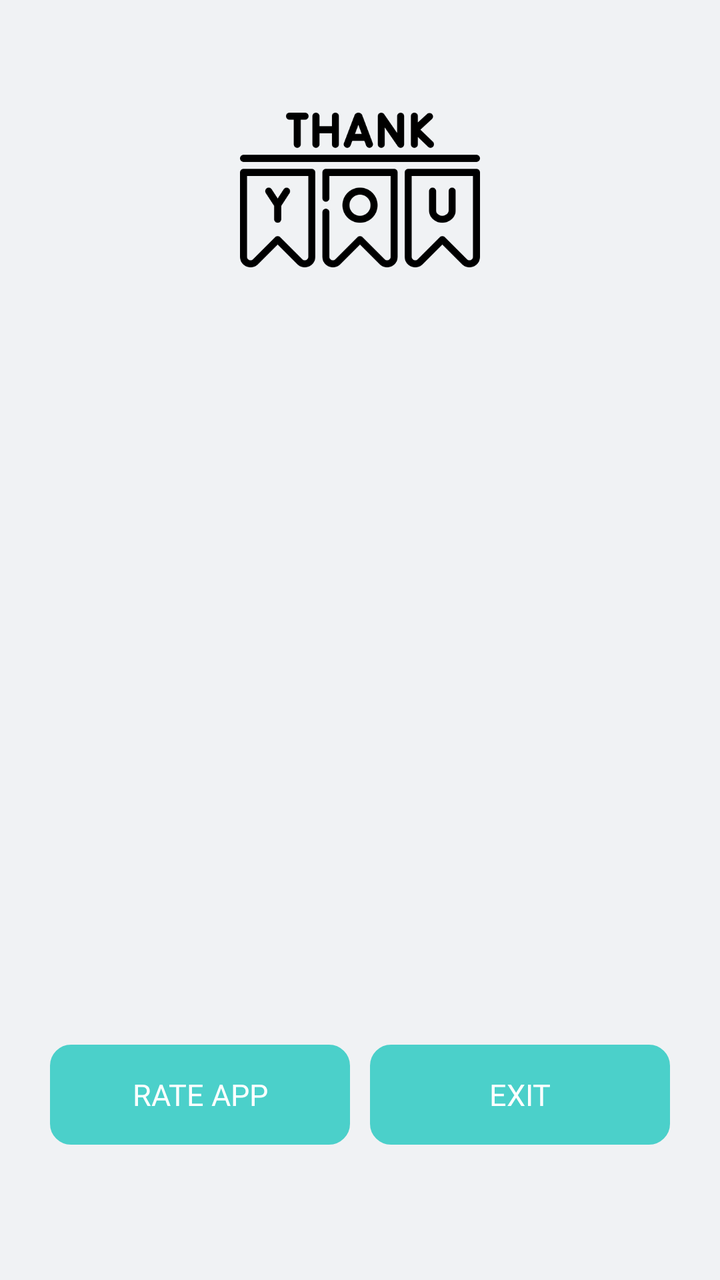
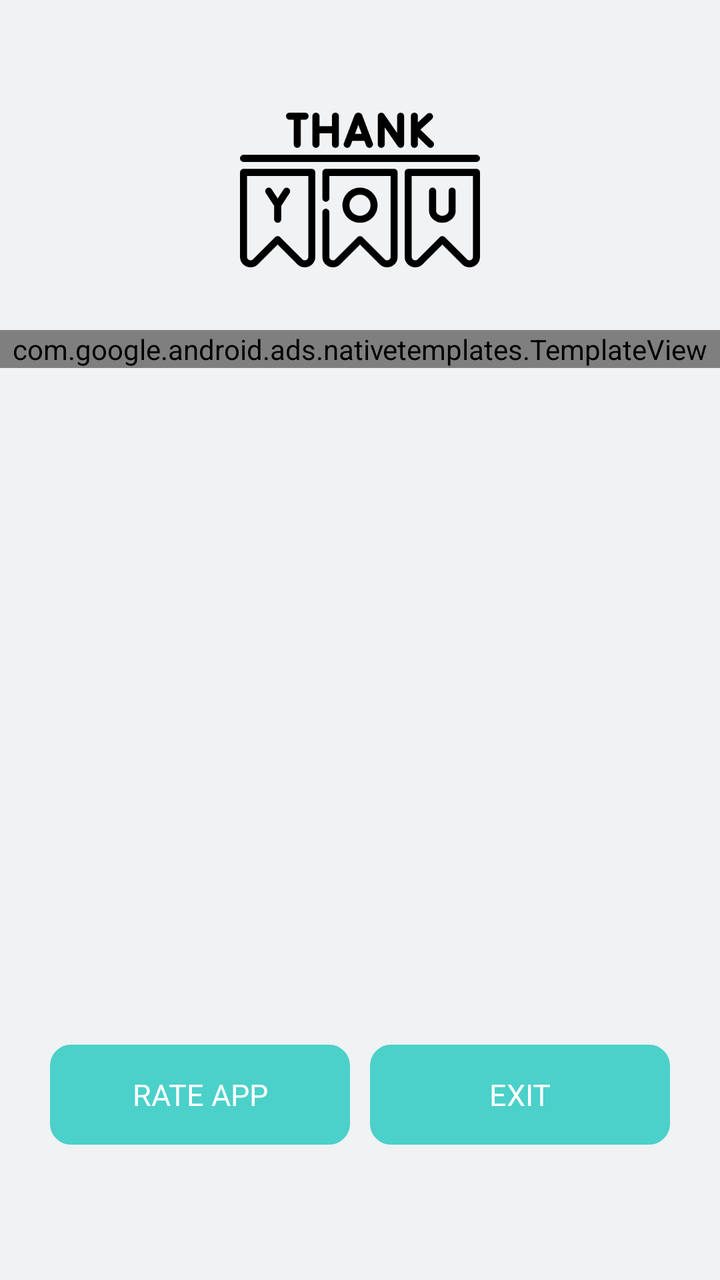

Before-and-after screenshots of an Android layout around one commit, followed by the original layout XML and the change that was made.
<!-- AndroidManifest.xml: application theme TimeWarpScanner -->
<!-- res/layout/activity_thankyou_app.xml -->
<?xml version="1.0" encoding="utf-8"?>

<RelativeLayout xmlns:android="http://schemas.android.com/apk/res/android"
    xmlns:app="http://schemas.android.com/apk/res-auto"
    xmlns:tools="http://schemas.android.com/tools"
    android:layout_width="match_parent"
    android:layout_height="match_parent"
    android:background="@color/colorlight" >

    <RelativeLayout
        android:id="@+id/top"
        android:visibility="gone"
        android:background="@drawable/mainbox"
        android:layout_alignParentTop="true"
        android:layout_width="match_parent"
        android:layout_height="55dp">

        <RelativeLayout
            android:layout_width="match_parent"
            android:layout_height="match_parent"
            android:gravity="center">

            <TextView
                android:layout_width="match_parent"
                android:layout_height="match_parent"
                android:fontFamily="@font/regular"
                android:gravity="center"
                android:singleLine="true"
                android:textStyle="bold"
                android:text="Thank You"
                android:textColor="@color/white"
                android:textSize="18sp" />

        </RelativeLayout>

    </RelativeLayout>

    <RelativeLayout
        android:layout_above="@+id/btm1"
        android:layout_below="@+id/top"
        android:layout_width="match_parent"
        android:layout_height="match_parent">

        <RelativeLayout
            android:layout_width="match_parent"
            android:layout_height="match_parent">

            <androidx.core.widget.NestedScrollView
                android:layout_width="match_parent"
                android:layout_height="match_parent"
                android:layout_above="@+id/thankbottom">

                <LinearLayout
                    android:layout_width="match_parent"
                    android:layout_height="match_parent"
                    android:gravity="center"
                    android:orientation="vertical">

                    <LinearLayout
                        android:layout_width="match_parent"
                        android:layout_height="wrap_content"
                        android:layout_marginTop="5dp"
                        android:orientation="vertical">



                    </LinearLayout>

                    <LinearLayout
                        android:layout_width="match_parent"
                        android:layout_height="30dp"/>

                    <ImageView
                        android:src="@drawable/iithankyou"
                        android:layout_width="120dp"
                        android:layout_height="120dp"/>

                </LinearLayout>

            </androidx.core.widget.NestedScrollView>

            <LinearLayout
                android:id="@+id/thankbottom"
                android:layout_alignParentBottom="true"
                android:layout_marginLeft="20dp"
                android:layout_marginRight="20dp"
                android:gravity="center"
                android:orientation="horizontal"
                android:layout_width="match_parent"
                android:layout_height="85dp"
                android:weightSum="2">

                <LinearLayout
                    android:gravity="center"
                    android:layout_weight="1"
                    android:orientation="vertical"
                    android:layout_width="match_parent"
                    android:layout_height="match_parent">

                    <RelativeLayout
                        android:id="@+id/rate"
                        android:gravity="center"
                        android:background="@drawable/ratebox"
                        android:layout_width="150dp"
                        android:layout_height="50dp">

                        <TextView
                            android:layout_width="match_parent"
                            android:layout_height="match_parent"
                            android:fontFamily="@font/regular"
                            android:gravity="center"
                            android:text="RATE APP"
                            android:textColor="@color/white"
                            android:textSize="15dp" />

                    </RelativeLayout>


                </LinearLayout>

                <LinearLayout
                    android:gravity="center"
                    android:layout_weight="1"
                    android:orientation="vertical"
                    android:layout_width="match_parent"
                    android:layout_height="match_parent">

                    <RelativeLayout
                        android:id="@+id/exitapp"
                        android:background="@drawable/ratebox"
                        android:layout_width="150dp"
                        android:layout_height="50dp"
                        android:gravity="center">

                        <TextView
                            android:textSize="15dp"
                            android:textColor="@color/white"
                            android:fontFamily="@font/regular"
                            android:gravity="center"
                            android:text="EXIT"
                            android:layout_width="match_parent"
                            android:layout_height="match_parent"/>

                    </RelativeLayout>

                </LinearLayout>

            </LinearLayout>

        </RelativeLayout>

    </RelativeLayout>

    <RelativeLayout
        android:id="@+id/btm1"
        android:layout_width="match_parent"
        android:layout_height="50dp"
        android:gravity="center"
        android:layout_alignParentBottom="true">


    </RelativeLayout>

</RelativeLayout>
<!-- resources referenced by this layout -->
<resources>
  <color name="colorlight">#f0f2f4</color>
  <color name="white">#FFFFFF</color>
  <!-- drawable iithankyou: png bitmap (drawable, 13505 bytes) -->
  <!-- drawable mainbox (drawable) -->
  <?xml version="1.0" encoding="utf-8"?>
  
  <shape xmlns:android="http://schemas.android.com/apk/res/android"
      xmlns:aapt="http://schemas.android.com/aapt"
      xmlns:app="http://schemas.android.com/apk/res-auto"
      xmlns:dist="http://schemas.android.com/apk/distribution"
      android:shape="rectangle">
      <corners
          android:bottomRightRadius="20dp"
          android:bottomLeftRadius="20dp" />
      <gradient
          android:centerColor="@color/primarymain"
          android:endColor="@color/primarymain"
          android:startColor="@color/primarymain" />
  </shape>
  <!-- drawable ratebox (drawable) -->
  <?xml version="1.0" encoding="utf-8"?>
  
  <shape xmlns:android="http://schemas.android.com/apk/res/android"
      android:shape="rectangle">
      <corners android:radius="10dp" />
      <gradient
          android:angle="45"
          android:centerColor="@color/primarymain"
          android:centerX="35%"
          android:endColor="@color/primarymain"
          android:startColor="@color/primarymain"
          android:type="linear" />
      <padding
          android:bottom="0dp"
          android:left="0dp"
          android:right="0dp"
          android:top="0dp" />
      <stroke
          android:width="1dp"
          android:color="@color/primarymain" />
  </shape>
  <style name="TimeWarpScanner" parent="Theme.AppCompat.Light.NoActionBar">
          <item name="android:windowDrawsSystemBarBackgrounds">true</item>
          <item name="android:statusBarColor">?attr/colorPrimaryVariant</item>
          <item name="colorOnPrimary">@color/white</item>
          <item name="colorOnSecondary">@color/black</item>
          <item name="colorPrimary">@color/white</item>
          <item name="colorPrimaryVariant">@color/white</item>
          <item name="colorSecondary">@color/teal_200</item>
          <item name="colorSecondaryVariant">@color/teal_700</item>
      </style>
  <color name="primarymain">#4BD0CA</color>
  <color name="black">#000000</color>
  <color name="teal_200">#ff03dac5</color>
  <color name="teal_700">#ff018786</color>
</resources>

<!-- the commit's change to res/layout/activity_thankyou_app.xml (unified diff, before → after) -->
@@ -45,6 +45,7 @@
             android:layout_width="match_parent"
             android:layout_height="match_parent">
 
+
             <androidx.core.widget.NestedScrollView
                 android:layout_width="match_parent"
                 android:layout_height="match_parent"
@@ -56,13 +57,13 @@
                     android:gravity="center"
                     android:orientation="vertical">
 
+
+
                     <LinearLayout
                         android:layout_width="match_parent"
                         android:layout_height="wrap_content"
                         android:layout_marginTop="5dp"
                         android:orientation="vertical">
-
-
 
                     </LinearLayout>
 
@@ -74,6 +75,14 @@
                         android:src="@drawable/iithankyou"
                         android:layout_width="120dp"
                         android:layout_height="120dp"/>
+
+                    <com.google.android.ads.nativetemplates.TemplateView
+                        android:id="@+id/my_template"
+                        app:gnt_template_type="@layout/gnt_medium_template_view_new"
+                        android:layout_width="match_parent"
+                        android:layout_height="wrap_content"
+                        android:layout_marginTop="@dimen/_10sdp"
+                        android:layout_alignParentBottom="true"/>
 
                 </LinearLayout>
 
<!-- resource entries referenced after the edit -->
@@ -2,6 +2,7 @@
 <resources>
   <color name="colorlight">#f0f2f4</color>
   <color name="white">#FFFFFF</color>
+  <dimen name="_10sdp">10dp</dimen>
   <!-- drawable iithankyou: png bitmap (drawable, 13505 bytes) -->
   <!-- drawable mainbox (drawable) -->
   <?xml version="1.0" encoding="utf-8"?>
@@ -43,8 +44,8 @@
   </shape>
   <style name="TimeWarpScanner" parent="Theme.AppCompat.Light.NoActionBar">
           <item name="android:windowDrawsSystemBarBackgrounds">true</item>
-          <item name="android:statusBarColor">?attr/colorPrimaryVariant</item>
-          <item name="colorOnPrimary">@color/white</item>
+          <item name="android:statusBarColor">@color/teal_700</item>
+          <item name="colorOnPrimary">@color/teal_700</item>
           <item name="colorOnSecondary">@color/black</item>
           <item name="colorPrimary">@color/white</item>
           <item name="colorPrimaryVariant">@color/white</item>
